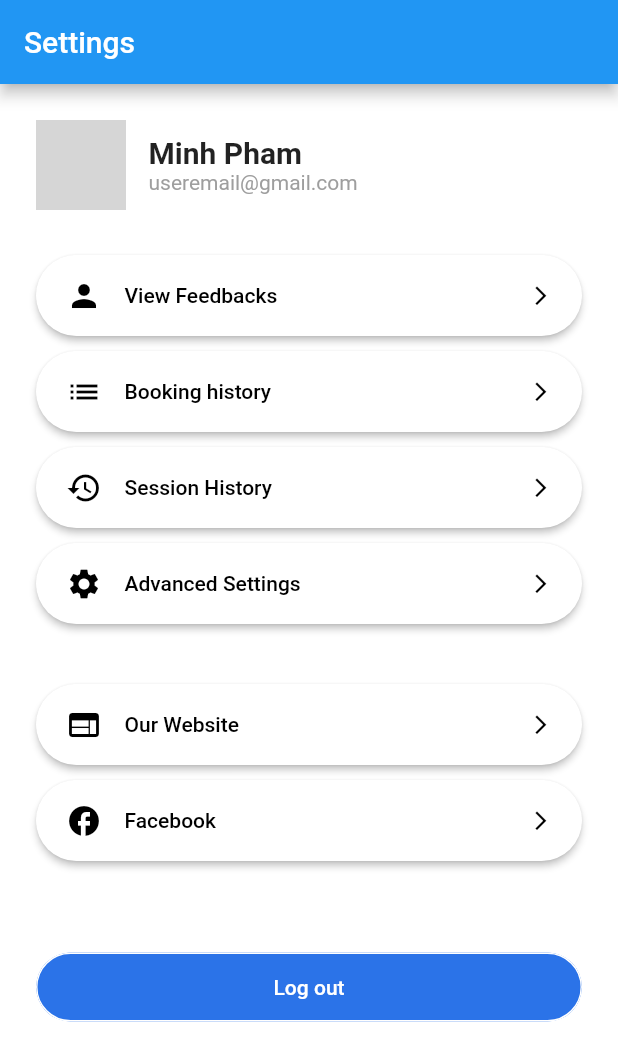
After one commit to hoangpm6814/One-On-One-Learning, a Flutter app: the screen it shows after launch, on a phone screen of 412 x 824 dp. The commit adds this screen. Shown: the top 1061 px of the screen. Run offline on Flutter 3.47's test engine with Material 2 defaults, Android fonts, the phone set to English and light mode, and no system bars; our stand-ins replace flutter_svg; network calls fail; grey boxes are pictures that could not be loaded.

Commit message:
Setting page

```diff
--- /dev/null
+++ b/lib/Pages/AccountManagement/setting_page.dart
@@ -0,0 +1,140 @@
+import 'package:flutter/material.dart';
+import 'package:lettutor/constants.dart';
+import 'package:lettutor/customWidgets/rounded_button_medium_padding.dart';
+import 'package:lettutor/customWidgets/rounded_button_small_padding.dart';
+import 'package:lettutor/customWidgets/rounded_setting_button.dart';
+
+class SettingPage extends StatelessWidget {
+  @override
+  Widget build(BuildContext context) {
+    return Scaffold(
+      appBar: AppBar(title: Text("Settings")),
+      body: SingleChildScrollView(
+        child: Container(
+          margin: EdgeInsets.all(24),
+          child: Column(
+            // crossAxisAlignment: CrossAxisAlignment.start,
+            children: <Widget>[
+              Row(
+                // crossAxisAlignment: CrossAxisAlignment.center,
+                children: <Widget>[
+                  Column(
+                    children: <Widget>[
+                      CircleAvatar(
+                        radius: 30,
+                        // maxRadius: 70,
+                        backgroundImage: NetworkImage(
+                            "https://api.app.lettutor.com/avatar/da323fee-20c6-4eb1-b198-3187e176b177avatar1630510677527.jpg"),
+                      ),
+                    ],
+                  ),
+                  SizedBox(
+                    width: 15,
+                  ),
+                  Expanded(
+                    child: Column(
+                      crossAxisAlignment: CrossAxisAlignment.start,
+                      children: [
+                        Text(
+                          "Minh Pham",
+                          style: TextStyle(
+                            fontWeight: FontWeight.bold,
+                            fontSize: 20,
+                          ),
+                        ),
+                        Text(
+                          "useremail@gmail.com",
+                          style: TextStyle(
+                            color: Colors.grey,
+                          ),
+                        ),
+                        // Text(
+                        //   "Viet Nam",
+                        //   style: TextStyle(
+                        //       // color: Colors.grey,
+                        //       ),
+                        // ),
+                      ],
+                    ),
+                  ),
+                ],
+              ),
+              SizedBox(
+                height: 30,
+              ),
+              RoundedSettingButton(
+                icon: Icon(
+                  Icons.person,
+                  color: Colors.black,
+                ),
+                text: "View Feedbacks",
+              ),
+              SizedBox(
+                height: 10,
+              ),
+              RoundedSettingButton(
+                icon: Icon(
+                  Icons.list,
+                  color: Colors.black,
+                ),
+                text: "Booking history",
+              ),
+              SizedBox(
+                height: 10,
+              ),
+              RoundedSettingButton(
+                icon: Icon(
+                  Icons.history,
+                  color: Colors.black,
+                ),
+                text: "Session History",
+              ),
+              SizedBox(
+                height: 10,
+              ),
+              RoundedSettingButton(
+                icon: Icon(
+                  Icons.settings,
+                  color: Colors.black,
+                ),
+                text: "Advanced Settings",
+              ),
+              SizedBox(
+                height: 30,
+              ),
+              SizedBox(
+                height: 10,
+              ),
+              RoundedSettingButton(
+                icon: Icon(
+                  Icons.web,
+                  color: Colors.black,
+                ),
+                text: "Our Website",
+              ),
+              SizedBox(
+                height: 10,
+              ),
+              RoundedSettingButton(
+                icon: Icon(
+                  Icons.facebook,
+                  color: Colors.black,
+                ),
+                text: "Facebook",
+              ),
+              SizedBox(
+                height: 50,
+              ),
+              Container(
+                width: double.infinity,
+                child: RoundedButtonSmallPadding(
+                  text: "Log out",
+                ),
+              ),
+            ],
+          ),
+        ),
+      ),
+    );
+  }
+}
--- a/lib/customWidgets/rounded_button_medium_padding.dart
+++ b/lib/customWidgets/rounded_button_medium_padding.dart
@@ -37,11 +37,11 @@ class RoundedButtonMediumPadding extends StatelessWidget {
         backgroundColor: MaterialStateProperty.all<Color>(color),
         shape: MaterialStateProperty.all<RoundedRectangleBorder>(
           RoundedRectangleBorder(
-            side: BorderSide(
-              color: textColor,
-              width: 1,
-              style: BorderStyle.solid,
-            ),
+            // side: BorderSide(
+            //   color: textColor,
+            //   width: 1,
+            //   style: BorderStyle.solid,
+            // ),
             borderRadius: BorderRadius.circular(29),
             // borderRadius: BorderRadius.zero,
           ),
--- /dev/null
+++ b/lib/customWidgets/rounded_setting_button.dart
@@ -0,0 +1,66 @@
+import 'package:flutter/material.dart';
+
+class RoundedSettingButton extends StatelessWidget {
+  final String text;
+  final Function press;
+  final Color color, textColor;
+  final Icon icon;
+  const RoundedSettingButton({
+    Key key,
+    this.text,
+    this.press,
+    this.color = Colors.white,
+    this.textColor = Colors.black,
+    this.icon,
+  }) : super(key: key);
+
+  @override
+  Widget build(BuildContext context) {
+    // Size size = MediaQuery.of(context).size;
+    return ElevatedButton(
+      style: ButtonStyle(
+        backgroundColor: MaterialStateProperty.all<Color>(color),
+        shape: MaterialStateProperty.all<RoundedRectangleBorder>(
+          RoundedRectangleBorder(
+            borderRadius: BorderRadius.circular(29),
+            // borderRadius: BorderRadius.zero,
+          ),
+        ),
+        padding: MaterialStateProperty.all(
+          EdgeInsets.symmetric(
+            horizontal: 20,
+            vertical: 15,
+          ),
+        ),
+        // textStyle: MaterialStateProperty.all(
+        //   TextStyle(
+        //     color: Colors.black,
+        //     fontSize: 14,
+        //     fontWeight: FontWeight.w500,
+        //   ),
+        // ),
+      ),
+      child: Row(
+        mainAxisAlignment: MainAxisAlignment.start,
+        children: [
+          icon,
+          SizedBox(width: 15),
+          Expanded(
+            child: Text(
+              text,
+              style: TextStyle(
+                color: textColor,
+              ),
+            ),
+          ),
+          Icon(
+            Icons.arrow_forward_ios,
+            color: Colors.black,
+            size: 15,
+          ),
+        ],
+      ),
+      onPressed: () {},
+    );
+  }
+}
--- a/lib/main.dart
+++ b/lib/main.dart
@@ -1,5 +1,5 @@
 import 'package:flutter/material.dart';
-import 'package:lettutor/Pages/Tutor/TutorDetail/tutor_detail.dart';
+import 'package:lettutor/Pages/AccountManagement/setting_page.dart';
 import 'package:lettutor/constants.dart';
 
 void main() => runApp(MyApp());
@@ -15,7 +15,7 @@ class MyApp extends StatelessWidget {
         primaryColor: kPrimaryColor,
         scaffoldBackgroundColor: Colors.white,
       ),
-      home: TutorDetailPage(),
+      home: SettingPage(),
     );
   }
 }
```
